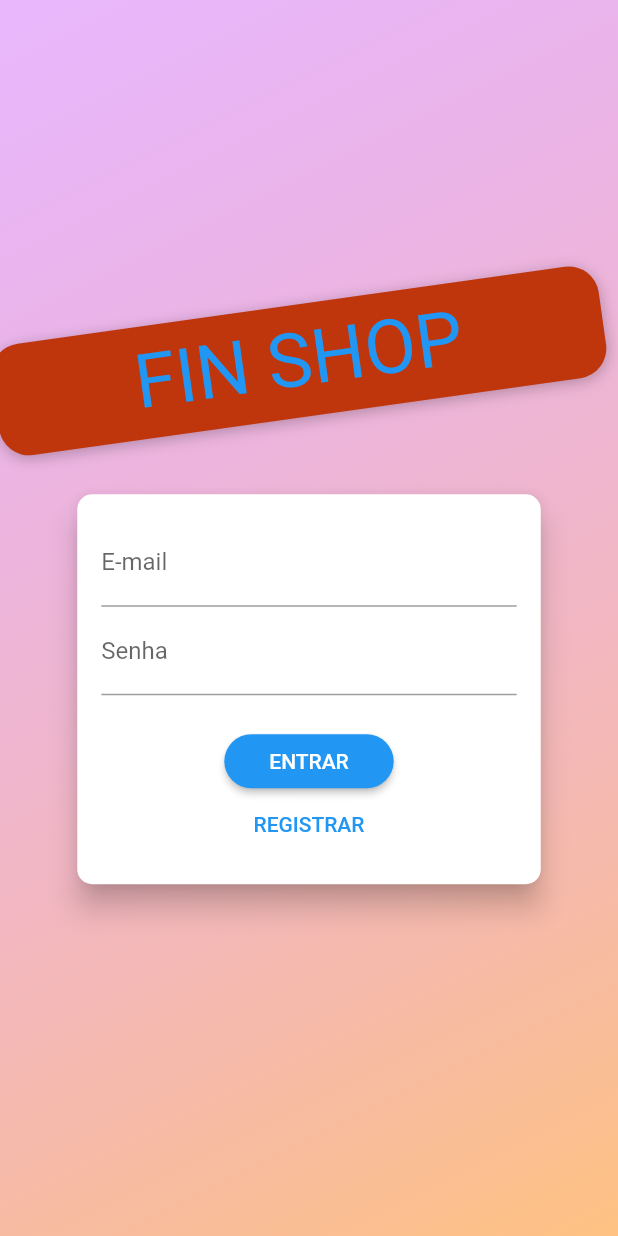
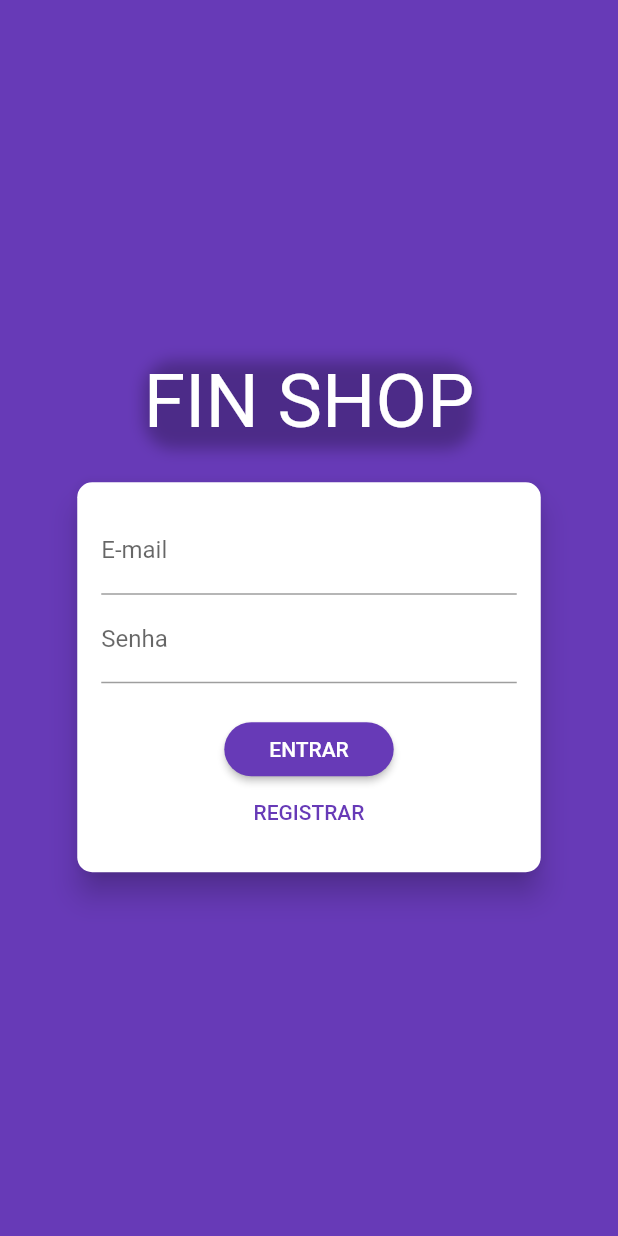
Before and after one commit to lucascicco/FIN-SHOP-APP-FLUTTER, a Flutter app: the screen it shows after launch, on a phone screen of 412 x 824 dp. Run offline on Flutter 3.47's test engine with Material 2 defaults, Android fonts, the phone set to English and light mode, and no system bars; our stand-ins replace flutter_dotenv, shared_preferences.

Commit message:
auth screen changed

```diff
--- a/lib/main.dart
+++ b/lib/main.dart
@@ -51,8 +51,8 @@ class MyApp extends StatelessWidget {
         builder: (ctx, auth, _) => MaterialApp(
           title: 'FIN SHOP',
           theme: ThemeData(
-            primarySwatch: Colors.blue,
-            accentColor: Colors.blueAccent,
+            primarySwatch: Colors.deepPurple,
+            accentColor: Colors.deepPurpleAccent,
           ),
           home: auth.isAuth
               ? ProductsOverviewScreen()
--- a/lib/screens/auth_screen.dart
+++ b/lib/screens/auth_screen.dart
@@ -21,17 +21,7 @@ class AuthScreen extends StatelessWidget {
       body: Stack(
         children: <Widget>[
           Container(
-            decoration: BoxDecoration(
-              gradient: LinearGradient(
-                colors: [
-                  Color.fromRGBO(215, 117, 255, 1).withOpacity(0.5),
-                  Color.fromRGBO(255, 188, 117, 1).withOpacity(0.9),
-                ],
-                begin: Alignment.topLeft,
-                end: Alignment.bottomRight,
-                stops: [0, 1],
-              ),
-            ),
+            decoration: BoxDecoration(color: Theme.of(context).primaryColor),
           ),
           SingleChildScrollView(
             child: Container(
@@ -44,14 +34,8 @@ class AuthScreen extends StatelessWidget {
                   Flexible(
                     child: Container(
                       margin: EdgeInsets.only(bottom: 20.0),
-                      padding:
-                          EdgeInsets.symmetric(vertical: 8.0, horizontal: 94.0),
-                      transform: Matrix4.rotationZ(-8 * pi / 180)
-                        ..translate(-10.0),
-                      // ..translate(-10.0),
                       decoration: BoxDecoration(
                         borderRadius: BorderRadius.circular(20),
-                        color: Colors.deepOrange.shade900,
                         boxShadow: [
                           BoxShadow(
                             blurRadius: 8,
@@ -63,7 +47,7 @@ class AuthScreen extends StatelessWidget {
                       child: Text(
                         'FIN SHOP',
                         style: TextStyle(
-                          color: Colors.blue,
+                          color: Colors.white,
                           fontSize: 50,
                           fontWeight: FontWeight.normal,
                         ),
@@ -223,6 +207,7 @@ class _AuthCardState extends State<AuthCard>
   @override
   Widget build(BuildContext context) {
     final deviceSize = MediaQuery.of(context).size;
+
     return Card(
       shape: RoundedRectangleBorder(
         borderRadius: BorderRadius.circular(10.0),
@@ -310,7 +295,7 @@ class _AuthCardState extends State<AuthCard>
                     padding:
                         EdgeInsets.symmetric(horizontal: 30.0, vertical: 8.0),
                     color: Theme.of(context).primaryColor,
-                    textColor: Theme.of(context).primaryTextTheme.button.color,
+                    textColor: Colors.white,
                   ),
                 FlatButton(
                   child: Text(
```
